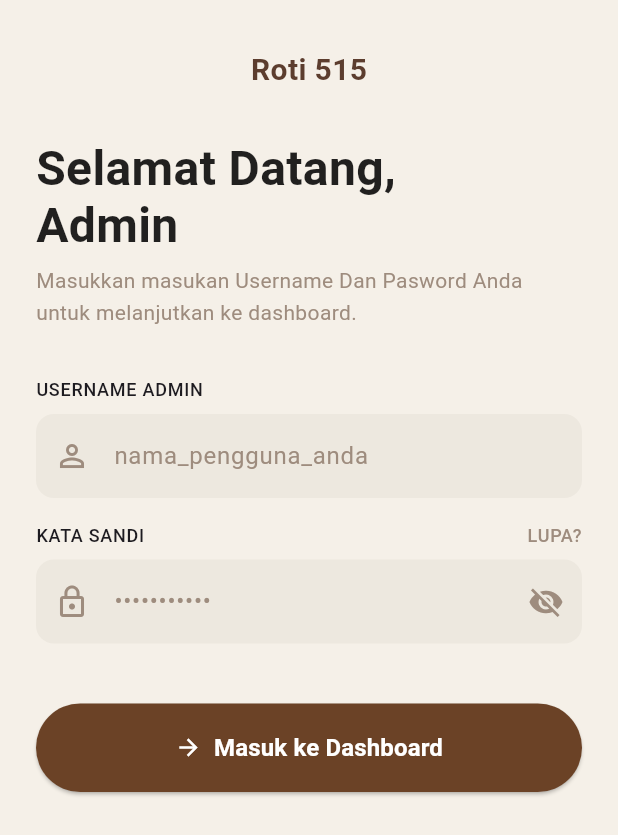
After one commit to DimsXoline/Roti-515, a Flutter app: the AdminLoginScreen screen opened directly, on a phone screen of 412 x 824 dp. The commit adds this screen. Shown: the top 835 px of the screen. Run offline on Flutter 3.47's test engine with Material 3 defaults, Android fonts, the phone set to English and light mode, and no system bars; our stand-ins replace image_picker.

Commit message:
LOGIN ADMIN

```diff
--- /dev/null
+++ b/lib/screens/admin/admin_login_screen.dart
@@ -0,0 +1,219 @@
+// ===================================================
+// FILE: lib/screens/admin_login_screen.dart
+// Halaman Login khusus Admin
+// ===================================================
+
+import 'package:flutter/material.dart';
+import '../../utils/app_colors.dart';
+
+class AdminLoginScreen extends StatefulWidget {
+  const AdminLoginScreen({super.key});
+
+  @override
+  State<AdminLoginScreen> createState() => _AdminLoginScreenState();
+}
+
+class _AdminLoginScreenState extends State<AdminLoginScreen> {
+  bool _isPasswordVisible = false; // kontrol show/hide password
+
+  // Controller untuk mengambil teks yang diketik
+  final TextEditingController _usernameController = TextEditingController();
+  final TextEditingController _passwordController = TextEditingController();
+
+  @override
+  Widget build(BuildContext context) {
+    return Scaffold(
+      backgroundColor: AppColors.background, // warna latar krem
+      body: SafeArea(
+        child: SingleChildScrollView(
+          padding: const EdgeInsets.symmetric(horizontal: 24),
+          child: Column(
+            crossAxisAlignment: CrossAxisAlignment.start, // rata kiri
+            children: [
+              _buildHeader(), // judul "Roti 515"
+              _buildWelcomeText(), // teks "Selamat Datang, Admin"
+              _buildSubtitle(), // teks keterangan di bawahnya
+              _buildUsernameField(), // input username
+              _buildPasswordField(), // input kata sandi
+              _buildLoginButton(), // tombol "Masuk ke Dashboard"
+            ],
+          ),
+        ),
+      ),
+    );
+  }
+
+  // Bagian 1: Header "Roti 515"
+  Widget _buildHeader() {
+    return Padding(
+      padding: const EdgeInsets.only(top: 32, bottom: 32),
+      child: Center(
+        child: Text(
+          'Roti 515',
+          style: TextStyle(
+            fontSize: 20,
+            fontWeight: FontWeight.w600,
+            color: AppColors.primaryDark, // warna coklat gelap
+          ),
+        ),
+      ),
+    );
+  }
+
+  // Bagian 2: Teks sambutan "Selamat Datang, Admin"
+  Widget _buildWelcomeText() {
+    return const Padding(
+      padding: EdgeInsets.only(bottom: 8),
+      child: Text(
+        'Selamat Datang,\nAdmin', // "\n" = pindah baris
+        style: TextStyle(
+          fontSize: 32,
+          fontWeight: FontWeight.bold,
+          color: Colors.black87,
+          height: 1.2, // jarak antar baris
+        ),
+      ),
+    );
+  }
+
+  // Bagian 3: Teks keterangan kecil
+  Widget _buildSubtitle() {
+    return Padding(
+      padding: const EdgeInsets.only(bottom: 32),
+      child: Text(
+        'Masukkan masukan Username Dan Pasword Anda untuk melanjutkan ke dashboard.',
+        style: TextStyle(
+          fontSize: 14,
+          color: AppColors.textHint, // warna abu
+          height: 1.5, // jarak antar baris
+        ),
+      ),
+    );
+  }
+
+  // Bagian 4: Input Username Admin
+  Widget _buildUsernameField() {
+    return Column(
+      crossAxisAlignment: CrossAxisAlignment.start,
+      children: [
+        const Text(
+          'USERNAME ADMIN', // label huruf kapital
+          style: TextStyle(
+            fontSize: 12,
+            fontWeight: FontWeight.w500,
+            letterSpacing: 0.5, // jarak antar huruf
+          ),
+        ),
+        const SizedBox(height: 8),
+        TextField(
+          controller: _usernameController,
+          decoration: InputDecoration(
+            hintText: 'nama_pengguna_anda',
+            hintStyle: TextStyle(color: AppColors.textHint),
+            prefixIcon: Icon(
+              Icons.person_outline, // ikon orang di kiri
+              color: AppColors.textHint,
+            ),
+            filled: true,
+            fillColor: AppColors.inputBg,
+            border: OutlineInputBorder(
+              borderRadius: BorderRadius.circular(12),
+              borderSide: BorderSide.none, // hilangkan garis border
+            ),
+          ),
+        ),
+        const SizedBox(height: 16),
+      ],
+    );
+  }
+
+  // Bagian 5: Input Kata Sandi
+  Widget _buildPasswordField() {
+    return Column(
+      crossAxisAlignment: CrossAxisAlignment.start,
+      children: [
+        Row(
+          mainAxisAlignment: MainAxisAlignment.spaceBetween,
+          children: [
+            const Text(
+              'KATA SANDI',
+              style: TextStyle(
+                fontSize: 12,
+                fontWeight: FontWeight.w500,
+                letterSpacing: 0.5,
+              ),
+            ),
+            Text(
+              'LUPA?', // link lupa password
+              style: TextStyle(
+                fontSize: 12,
+                fontWeight: FontWeight.w500,
+                color: AppColors.textHint,
+                letterSpacing: 0.5,
+              ),
+            ),
+          ],
+        ),
+        const SizedBox(height: 8),
+        TextField(
+          controller: _passwordController,
+          obscureText: !_isPasswordVisible, // sembunyikan teks jika false
+          decoration: InputDecoration(
+            hintText: '•••••••••••',
+            hintStyle: TextStyle(color: AppColors.textHint),
+            prefixIcon: Icon(Icons.lock_outline, color: AppColors.textHint),
+            suffixIcon: GestureDetector(
+              onTap: () {
+                setState(() {
+                  // "!" membalik nilai: false→true, true→false
+                  _isPasswordVisible = !_isPasswordVisible;
+                });
+              },
+              child: Icon(
+                _isPasswordVisible ? Icons.visibility : Icons.visibility_off,
+                color: AppColors.textHint,
+              ),
+            ),
+            filled: true,
+            fillColor: AppColors.inputBg,
+            border: OutlineInputBorder(
+              borderRadius: BorderRadius.circular(12),
+              borderSide: BorderSide.none,
+            ),
+          ),
+        ),
+        const SizedBox(height: 40), // jarak lebih besar sebelum tombol
+      ],
+    );
+  }
+
+  // Bagian 6: Tombol "Masuk ke Dashboard"
+  Widget _buildLoginButton() {
+    return SizedBox(
+      width: double.infinity, // lebar penuh
+      child: ElevatedButton.icon(
+        // tombol dengan ikon di kanan
+        onPressed: () {}, // nanti diisi logika login
+        icon: const Icon(
+          Icons.arrow_forward, // ikon panah ke kanan
+          color: Colors.white,
+        ),
+        label: const Text(
+          'Masuk ke Dashboard',
+          style: TextStyle(
+            fontSize: 16,
+            fontWeight: FontWeight.w600,
+            color: Colors.white,
+          ),
+        ),
+        style: ElevatedButton.styleFrom(
+          backgroundColor: AppColors.primary, // warna coklat
+          padding: const EdgeInsets.symmetric(vertical: 18),
+          shape: RoundedRectangleBorder(
+            borderRadius: BorderRadius.circular(30), // sangat membulat
+          ),
+        ),
+      ),
+    );
+  }
+}
```
Also changed, not shown: lib/screens/profile/status_pesanan_screen.dart (+18 -10 lines), lib/widgets/cart_fab.dart (added, +61 -0 lines), lib/widgets/custom_search_bar.dart (added, +36 -0 lines), lib/widgets/product_card.dart (added, +81 -0 lines), lib/widgets/section_title.dart (added, +36 -0 lines), lib/utils/app_colors.dart (renamed from utils/app_colors.dart), pubspec.lock, 5 other files.
